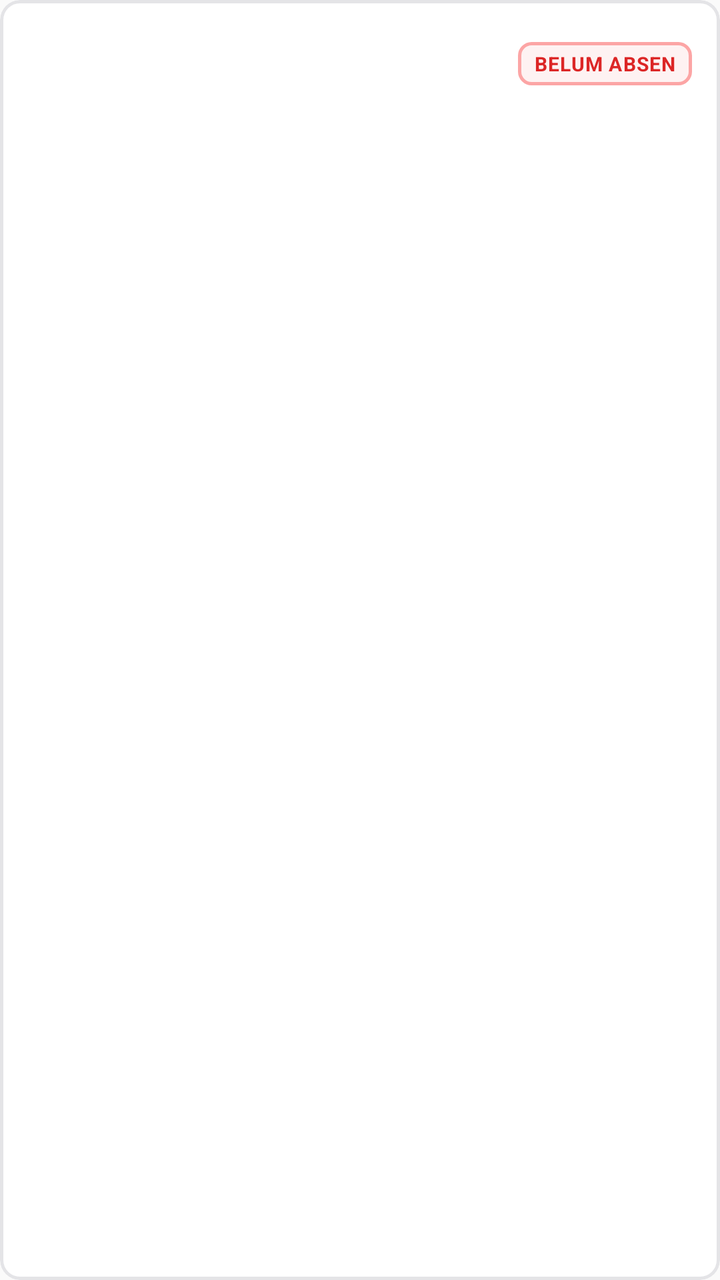
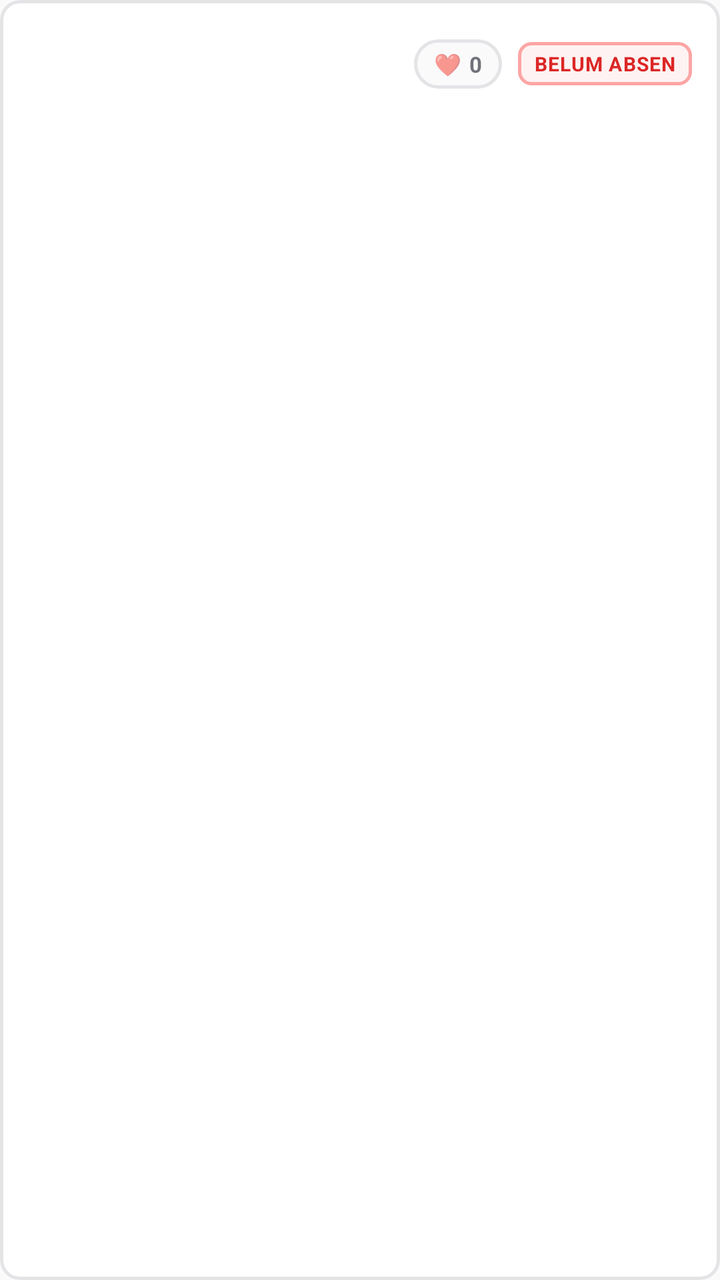

An Android layout rendered at two revisions. The XML below is the earlier revision; the diff shows what the commit changed to produce the second picture.
<!-- AndroidManifest.xml: application theme Theme.Absensi -->
<!-- res/layout/item_employee.xml -->
<?xml version="1.0" encoding="utf-8"?>
<com.google.android.material.card.MaterialCardView xmlns:android="http://schemas.android.com/apk/res/android"
    xmlns:app="http://schemas.android.com/apk/res-auto"
    android:layout_width="match_parent"
    android:layout_height="wrap_content"
    android:layout_marginBottom="8dp"
    app:cardBackgroundColor="@color/surface"
    app:cardCornerRadius="10dp"
    app:cardElevation="0dp"
    app:strokeColor="@color/border_crisp"
    app:strokeWidth="1.5dp">

    <LinearLayout
        android:layout_width="match_parent"
        android:layout_height="wrap_content"
        android:background="?attr/selectableItemBackground"
        android:gravity="center_vertical"
        android:orientation="horizontal"
        android:paddingStart="14dp"
        android:paddingTop="12dp"
        android:paddingEnd="14dp"
        android:paddingBottom="12dp">

        <FrameLayout
            android:id="@+id/flAvatar"
            android:layout_width="40dp"
            android:layout_height="40dp">

            <ImageView
                android:id="@+id/ivAvatar"
                android:layout_width="match_parent"
                android:layout_height="match_parent"
                android:background="@drawable/bg_avatar_circle"
                android:clipToOutline="true"
                android:contentDescription="Foto Profil"
                android:scaleType="centerCrop"
                android:visibility="gone" />

            <TextView
                android:id="@+id/tvAvatar"
                android:layout_width="match_parent"
                android:layout_height="match_parent"
                android:gravity="center"
                android:textColor="@color/surface"
                android:textSize="14sp"
                android:textStyle="bold" />
        </FrameLayout>

        <LinearLayout
            android:layout_width="0dp"
            android:layout_height="wrap_content"
            android:layout_marginStart="14dp"
            android:layout_marginEnd="10dp"
            android:layout_weight="1"
            android:orientation="vertical">

            <TextView
                android:id="@+id/tvEmpName"
                android:layout_width="match_parent"
                android:layout_height="wrap_content"
                android:ellipsize="end"
                android:maxLines="1"
                android:textColor="@color/text_primary"
                android:textSize="15sp"
                android:textStyle="bold" />

            <TextView
                android:id="@+id/tvEmpDept"
                android:layout_width="match_parent"
                android:layout_height="wrap_content"
                android:layout_marginTop="2dp"
                android:ellipsize="end"
                android:maxLines="1"
                android:textColor="@color/text_secondary"
                android:textSize="12sp" />
        </LinearLayout>

        <TextView
            android:id="@+id/tvBadge"
            android:layout_width="wrap_content"
            android:layout_height="wrap_content"
            android:background="@drawable/bg_badge"
            android:paddingStart="8dp"
            android:paddingTop="4dp"
            android:paddingEnd="8dp"
            android:paddingBottom="4dp"
            android:text="BELUM ABSEN"
            android:textColor="@color/badge_danger_text"
            android:textSize="10sp"
            android:letterSpacing="0.04"
            android:textStyle="bold" />

    </LinearLayout>

</com.google.android.material.card.MaterialCardView>
<!-- resources referenced by this layout -->
<resources>
  <color name="badge_danger_text">#DC2626</color>
  <color name="border_crisp">#E4E4E7</color>
  <color name="surface">#FFFFFF</color>
  <color name="text_primary">#09090B</color>
  <color name="text_secondary">#71717A</color>
  <!-- drawable bg_avatar_circle (drawable) -->
  <?xml version="1.0" encoding="utf-8"?>
  <shape xmlns:android="http://schemas.android.com/apk/res/android"
      android:shape="oval">
      <solid android:color="@color/avatar_1" />
      <stroke
          android:width="1.5dp"
          android:color="@color/border_dark" />
  </shape>
  <!-- drawable bg_badge (drawable) -->
  <?xml version="1.0" encoding="utf-8"?>
  <shape xmlns:android="http://schemas.android.com/apk/res/android"
      android:shape="rectangle">
      <solid android:color="@color/badge_danger_bg" />
      <corners android:radius="6dp" />
      <stroke android:width="1.5dp" android:color="@color/badge_danger_border" />
  </shape>
  <style name="Theme.Absensi" parent="Theme.MaterialComponents.Light.NoActionBar">
          <item name="android:windowBackground">@color/bg_primary</item>
          <item name="colorPrimary">@color/accent</item>
          <item name="colorPrimaryDark">@color/primary_dark</item>
          <item name="android:statusBarColor">@color/surface</item>
          <item name="android:windowLightStatusBar">true</item>
          <item name="colorAccent">@color/accent</item>
      </style>
  <color name="avatar_1">#18181B</color>
  <color name="border_dark">#18181B</color>
  <color name="badge_danger_bg">#FEF2F2</color>
  <color name="badge_danger_border">#FCA5A5</color>
  <color name="bg_primary">#FAFAFA</color>
  <color name="accent">#09090B</color>
  <color name="primary_dark">#09090B</color>
</resources>

<!-- the commit's change to res/layout/item_employee.xml (unified diff, before → after) -->
@@ -75,6 +75,39 @@
                 android:textSize="12sp" />
         </LinearLayout>
 
+        <LinearLayout
+            android:id="@+id/btnVote"
+            android:layout_width="wrap_content"
+            android:layout_height="wrap_content"
+            android:layout_marginEnd="8dp"
+            android:background="@drawable/bg_vote_inactive"
+            android:clickable="true"
+            android:focusable="true"
+            android:gravity="center"
+            android:orientation="horizontal"
+            android:paddingStart="10dp"
+            android:paddingTop="5dp"
+            android:paddingEnd="10dp"
+            android:paddingBottom="5dp">
+
+            <TextView
+                android:id="@+id/tvVoteIcon"
+                android:layout_width="wrap_content"
+                android:layout_height="wrap_content"
+                android:text="❤️"
+                android:textSize="11sp" />
+
+            <TextView
+                android:id="@+id/tvVoteCount"
+                android:layout_width="wrap_content"
+                android:layout_height="wrap_content"
+                android:layout_marginStart="4dp"
+                android:textColor="@color/text_secondary"
+                android:textSize="11sp"
+                android:textStyle="bold"
+                android:text="0" />
+        </LinearLayout>
+
         <TextView
             android:id="@+id/tvBadge"
             android:layout_width="wrap_content"
<!-- resource entries referenced after the edit -->
@@ -22,6 +22,16 @@
       <corners android:radius="6dp" />
       <stroke android:width="1.5dp" android:color="@color/badge_danger_border" />
   </shape>
+  <!-- drawable bg_vote_inactive (drawable) -->
+  <?xml version="1.0" encoding="utf-8"?>
+  <shape xmlns:android="http://schemas.android.com/apk/res/android"
+      android:shape="rectangle">
+      <solid android:color="@color/bg_primary" />
+      <corners android:radius="99dp" />
+      <stroke
+          android:width="1.5dp"
+          android:color="@color/border_crisp" />
+  </shape>
   <style name="Theme.Absensi" parent="Theme.MaterialComponents.Light.NoActionBar">
           <item name="android:windowBackground">@color/bg_primary</item>
           <item name="colorPrimary">@color/accent</item>
